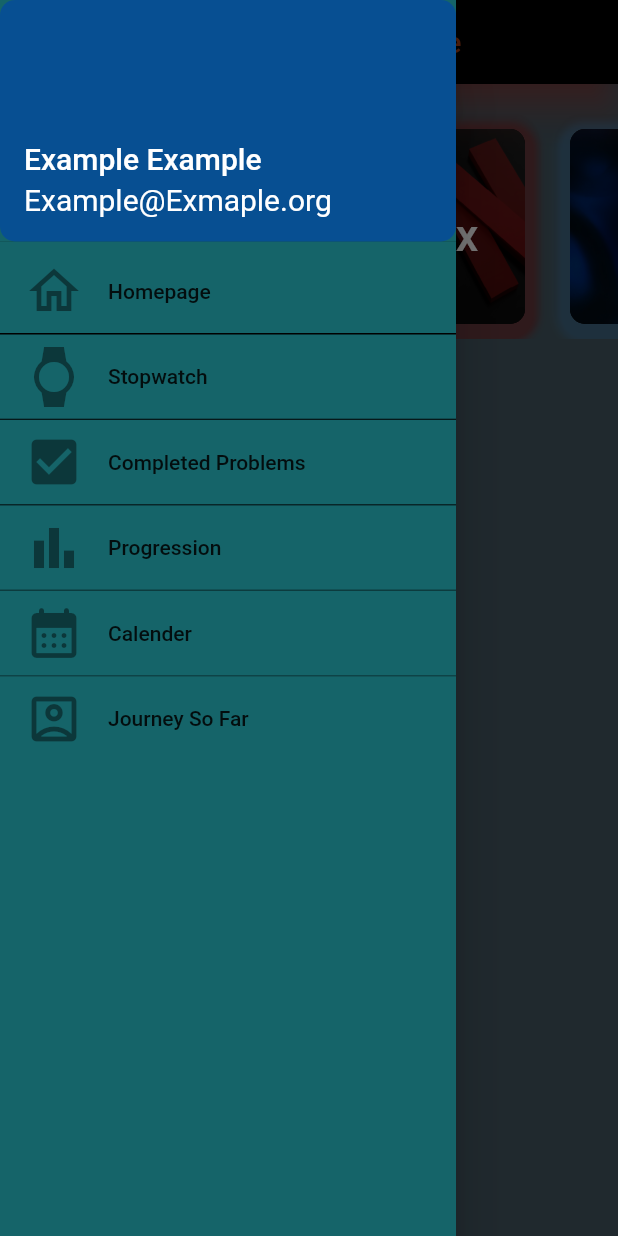
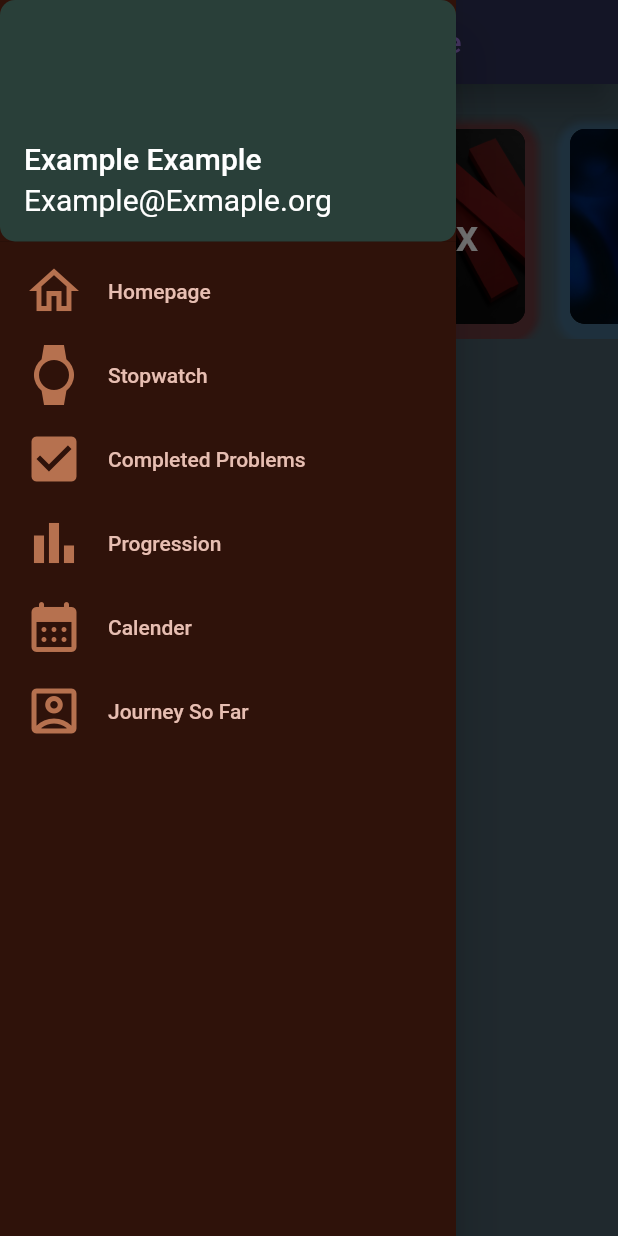
Before and after one commit to sputh21/flutter_application_1-in-progress, a Flutter app: the screen it shows after launch, with the side drawer open, on a phone screen of 412 x 824 dp. Run offline on Flutter 3.47's test engine with Material 2 defaults, Android fonts, the phone set to English and light mode, and no system bars.

Commit message:
updated formatting

```diff
--- a/lib/TimerPage.dart
+++ b/lib/TimerPage.dart
@@ -22,7 +22,7 @@ class _CountDownState extends State<CountDown> {
     super.initState();
     _stopwatch = Stopwatch();
     t = Timer.periodic(Duration(milliseconds: 30), (timer) {
-      setState(() {});
+      // setState(() {});
     });
   }
 
--- a/lib/main.dart
+++ b/lib/main.dart
@@ -18,11 +18,10 @@ class MyApp extends StatelessWidget {
         drawer: NavBar(),
         appBar: AppBar(
           title: const Text("LeetCodeCharts Home"),
-          backgroundColor: Colors.black,
-          foregroundColor: Color.fromARGB(227, 190, 74, 27),
+          backgroundColor: Color.fromARGB(255, 43, 45, 82),
+          foregroundColor: Color(0xFF9674d4),
           centerTitle: true,
           elevation: 10,
-          shadowColor: Colors.red,
         ),
         body: Container(
           margin: EdgeInsets.symmetric(vertical: 20),
--- a/lib/navBar.dart
+++ b/lib/navBar.dart
@@ -26,18 +26,19 @@ class NavBar extends StatelessWidget {
     }
 
     return Drawer(
-        backgroundColor: const Color.fromARGB(255, 21, 100, 105),
+        backgroundColor: Color(0xFF2f120a),
         child: ListView(
           padding: EdgeInsets.zero,
           children: [
             UserAccountsDrawerHeader(
               accountEmail: const Text("Example@Exmaple.org",
-                  style: TextStyle(fontSize: 20)),
+                  style: TextStyle(
+                      fontSize: 20, color: Color.fromARGB(255, 255, 255, 255))),
               accountName:
                   const Text("Example Example", style: TextStyle(fontSize: 20)),
               margin: const EdgeInsets.fromLTRB(0, 0, 0, 0),
               decoration: BoxDecoration(
-                color: const Color.fromARGB(255, 7, 79, 146),
+                color: Color.fromARGB(255, 41, 63, 57),
                 borderRadius: BorderRadius.circular(10),
               ),
             ),
@@ -46,45 +47,43 @@ class NavBar extends StatelessWidget {
               width: 5,
             ),
             ListTile(
-              leading: Icon(Icons.home_outlined, size: 40),
-              title: Text("Homepage"),
+              leading:
+                  Icon(Icons.home_outlined, color: Color(0xFFB6714F), size: 40),
+              title: Text("Homepage",
+                  style: TextStyle(color: Color.fromARGB(255, 231, 190, 178))),
               onTap: _homepage,
             ),
-            const Divider(color: Colors.black, height: 1, thickness: 1),
             ListTile(
-              leading: Icon(Icons.watch, size: 40),
-              title: Text(
-                "Stopwatch",
-              ),
+              leading: Icon(Icons.watch, size: 40, color: Color(0xFFB6714F)),
+              title: Text("Stopwatch",
+                  style: TextStyle(color: Color.fromARGB(255, 231, 190, 178))),
               onTap: _timer,
             ),
-            const Divider(color: Color.fromARGB(255, 0, 0, 0), height: 1),
             ListTile(
-              leading: Icon(Icons.check_box, size: 40),
-              title: Text("Completed Problems"),
+              leading:
+                  Icon(Icons.check_box, size: 40, color: Color(0xFFB6714F)),
+              title: Text("Completed Problems",
+                  style: TextStyle(color: Color.fromARGB(255, 231, 190, 178))),
               onTap: _completedList,
             ),
-            const Divider(
-                color: Color.fromARGB(157, 0, 0, 0), height: 1, thickness: 1.0),
             ListTile(
-                leading: Icon(Icons.bar_chart, size: 40),
-                title: Text("Progression")),
-            const Divider(
-              color: Color.fromARGB(104, 0, 0, 0),
-              height: 1,
-              thickness: 1.0,
-            ),
+                leading:
+                    Icon(Icons.bar_chart, size: 40, color: Color(0xFFB6714F)),
+                title: Text("Progression",
+                    style:
+                        TextStyle(color: Color.fromARGB(255, 231, 190, 178)))),
             ListTile(
-                leading: Icon(Icons.calendar_month_rounded, size: 40),
-                title: Text("Calender")),
-            const Divider(
-              color: Color.fromARGB(83, 0, 0, 0),
-              height: 1,
-              thickness: 1.0,
-            ),
+                leading: Icon(Icons.calendar_month_rounded,
+                    size: 40, color: Color(0xFFB6714F)),
+                title: Text("Calender",
+                    style:
+                        TextStyle(color: Color.fromARGB(255, 231, 190, 178)))),
             ListTile(
-                leading: Icon(Icons.account_box_outlined, size: 40),
-                title: Text("Journey So Far"))
+                leading: Icon(Icons.account_box_outlined,
+                    color: Color(0xFFB6714F), size: 40),
+                title: Text("Journey So Far",
+                    style:
+                        TextStyle(color: Color.fromARGB(255, 231, 190, 178))))
           ],
         ));
   }
```
Also changed, not shown: lib/completedList.dart (+60 -0 lines), lib/db.dart (deleted).
